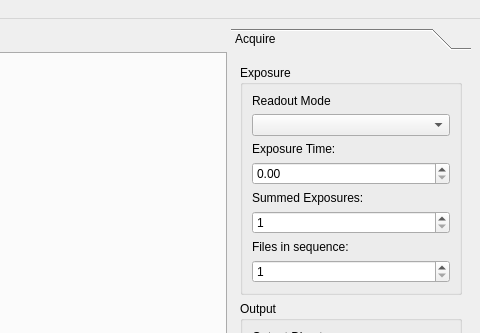
Qt form qxrdwindow.ui (guyjennings/qxrd) before a commit; both pictures show x 549 to 1029 and y 0 to 333 of the 1029 by 843 pixel window.
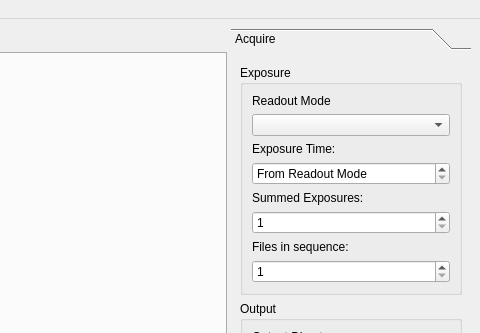
The same form after that commit. Icons and pictures are not drawn. Custom widgets are drawn as their Qt base class.

```diff
--- a/qxrdwindow.ui
+++ b/qxrdwindow.ui
@@ -520,8 +520,8 @@
          <rect>
           <x>0</x>
           <y>0</y>
-          <width>225</width>
-          <height>638</height>
+          <width>240</width>
+          <height>645</height>
          </rect>
         </property>
         <attribute name="label">
@@ -639,11 +639,14 @@
 Script Property: &quot;acquisition.exposureTime&quot;
 Script Function: exposureTime()</string>
               </property>
+              <property name="specialValueText">
+               <string>From Readout Mode</string>
+              </property>
               <property name="keyboardTracking">
                <bool>false</bool>
               </property>
               <property name="maximum">
-               <double>5.000000000000000</double>
+               <double>8.500000000000000</double>
               </property>
               <property name="singleStep">
                <double>0.100000000000000</double>
```
Left out of the diff: 18 changed lines with no effect on the pictures.
